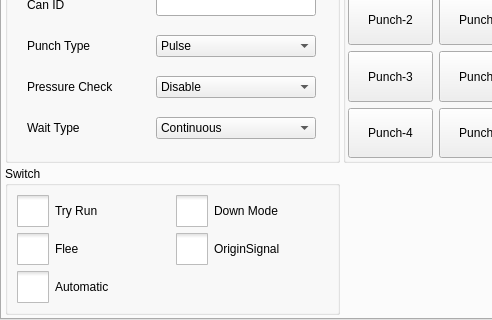
Before: the Qt Designer form hcsettings/icstructdefineframe.ui in GaussCheng/2-5AxisPunch, drawn with Qt 5; both pictures show x 0 to 492 and y 115 to 435 of the 802 by 435 pixel window.
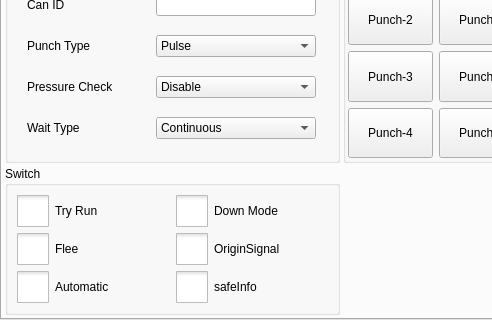
After: the same form once the commit is applied. The open tabs and pages were chosen to show the change. Icons and pictures are not drawn. Custom widgets are drawn as their Qt base class.

What changed in the file:
```diff
--- a/hcsettings/icstructdefineframe.ui
+++ b/hcsettings/icstructdefineframe.ui
@@ -1408,6 +1408,41 @@
             </property>
            </widget>
           </item>
+          <item row="2" column="1">
+           <widget class="QCheckBox" name="safeInfoBox">
+            <property name="focusPolicy">
+             <enum>Qt::NoFocus</enum>
+            </property>
+            <property name="styleSheet">
+             <string notr="true">::indicator {
+     width: 32px;
+     height: 32px;
+ }
+
+::indicator:unchecked 
+{
+     image: url(:/resource/check_unchecked.png);
+ }
+::indicator:checked 
+{
+     image: url(:/resource/check_checked.png);
+ }
+
+::indicator:checked:disabled
+{
+ image: url(:/resource/check_checked_disable.png);
+}
+
+::indicator:unchecked:disabled
+{
+ image: url(:/resource/check_unchecked_disable.png);
+}</string>
+            </property>
+            <property name="text">
+             <string>safeInfo</string>
+            </property>
+           </widget>
+          </item>
          </layout>
         </widget>
        </item>
```
